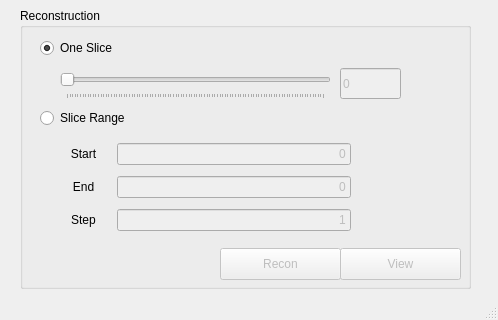
Before: the Qt Designer form xni/ui/mainwindow.ui in hyounggyu/xni, drawn with Qt 5; both pictures show x 0 to 498 and y 221 to 541 of the 498 by 541 pixel window.
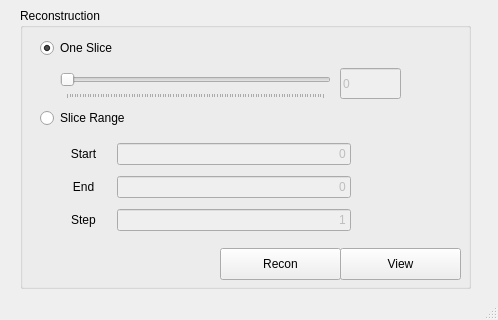
After: the same form once the commit is applied.

Diff of the .ui file:
```diff
--- a/xni/ui/mainwindow.ui
+++ b/xni/ui/mainwindow.ui
@@ -31,7 +31,7 @@
     </property>
     <widget class="QPushButton" name="buttonReconRun">
      <property name="enabled">
-      <bool>false</bool>
+      <bool>true</bool>
      </property>
      <property name="geometry">
       <rect>
@@ -123,7 +123,7 @@
     </widget>
     <widget class="QPushButton" name="buttonReconView">
      <property name="enabled">
-      <bool>false</bool>
+      <bool>true</bool>
      </property>
      <property name="geometry">
       <rect>
```
